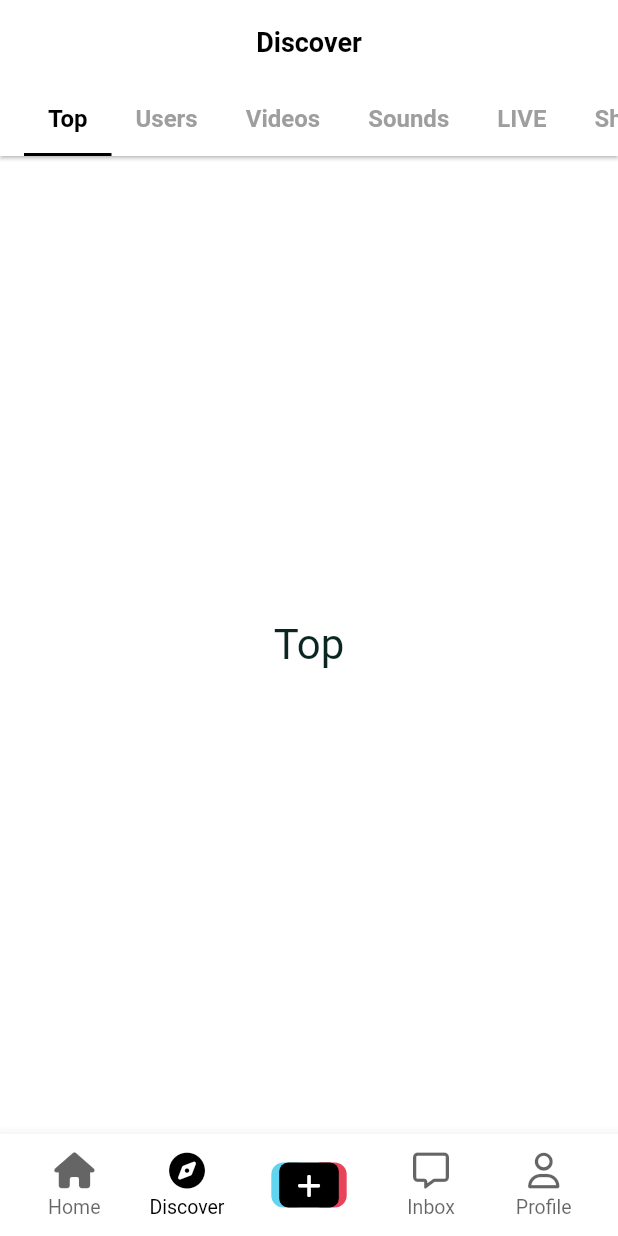
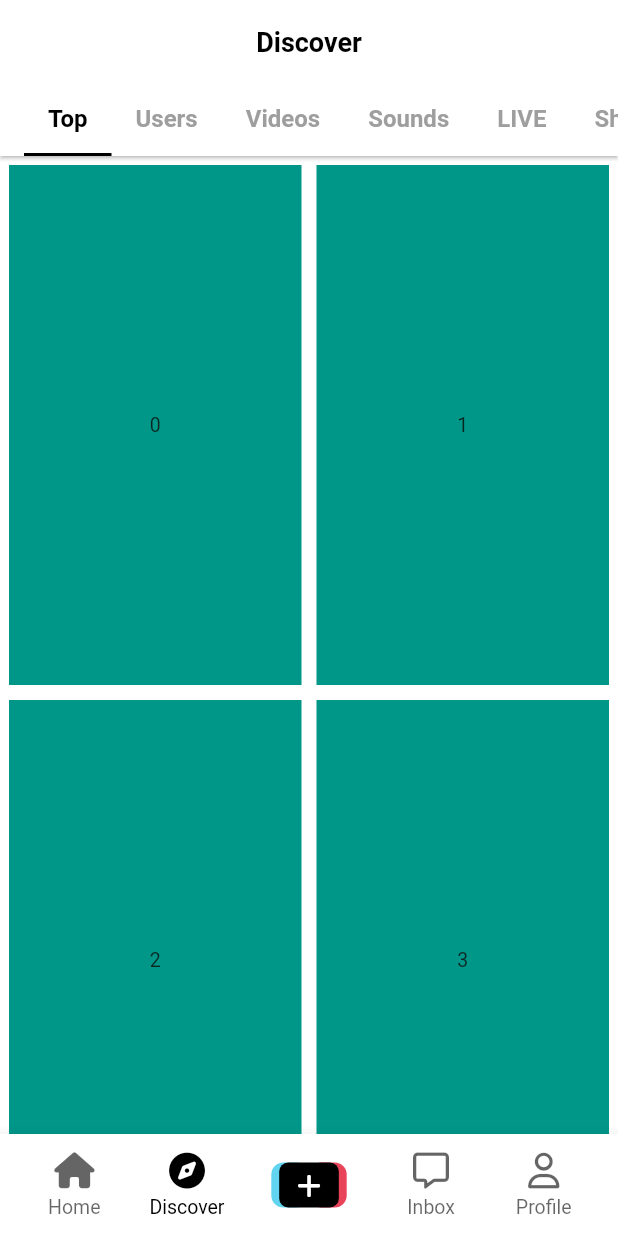
Before and after one commit to justddan/Flutter_Tiktok_Clone, a Flutter app: the screen it shows after launch, on a phone screen of 412 x 824 dp. Run offline on Flutter 3.47's test engine with Material 2 defaults, Android fonts, the phone set to English and light mode, and no system bars; our stand-ins replace font_awesome_flutter, video_player, visibility_detector.

Commit message:
Discover 스크린 GridView

```diff
--- a/lib/features/discover/discover_screen.dart
+++ b/lib/features/discover/discover_screen.dart
@@ -46,7 +46,27 @@ class DiscoverScreen extends StatelessWidget {
         ),
         body: TabBarView(
           children: [
-            for (var tab in tabs)
+            GridView.builder(
+              itemCount: 20,
+              padding: const EdgeInsets.all(
+                Sizes.size6,
+              ),
+              gridDelegate: const SliverGridDelegateWithFixedCrossAxisCount(
+                crossAxisCount: 2,
+                crossAxisSpacing: Sizes.size10,
+                mainAxisSpacing: Sizes.size10,
+                childAspectRatio: 9 / 16,
+              ),
+              itemBuilder: (context, index) {
+                return Container(
+                  color: Colors.teal,
+                  child: Center(
+                    child: AppFont("$index"),
+                  ),
+                );
+              },
+            ),
+            for (var tab in tabs.skip(1))
               Center(
                 child: AppFont(
                   tab,
```
